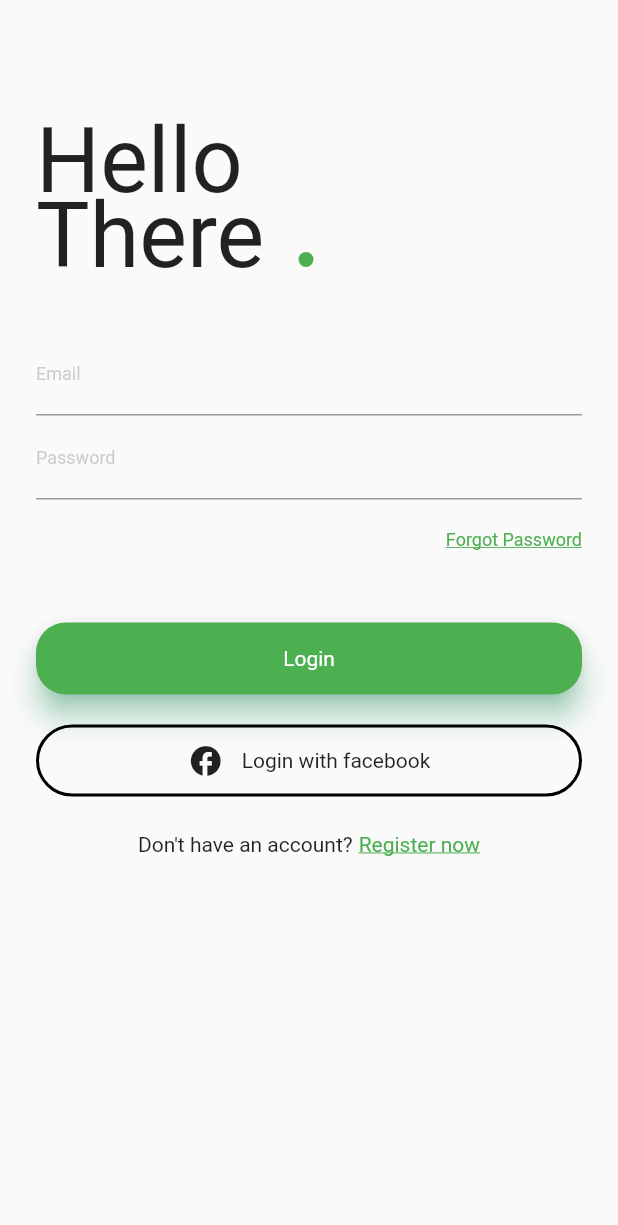
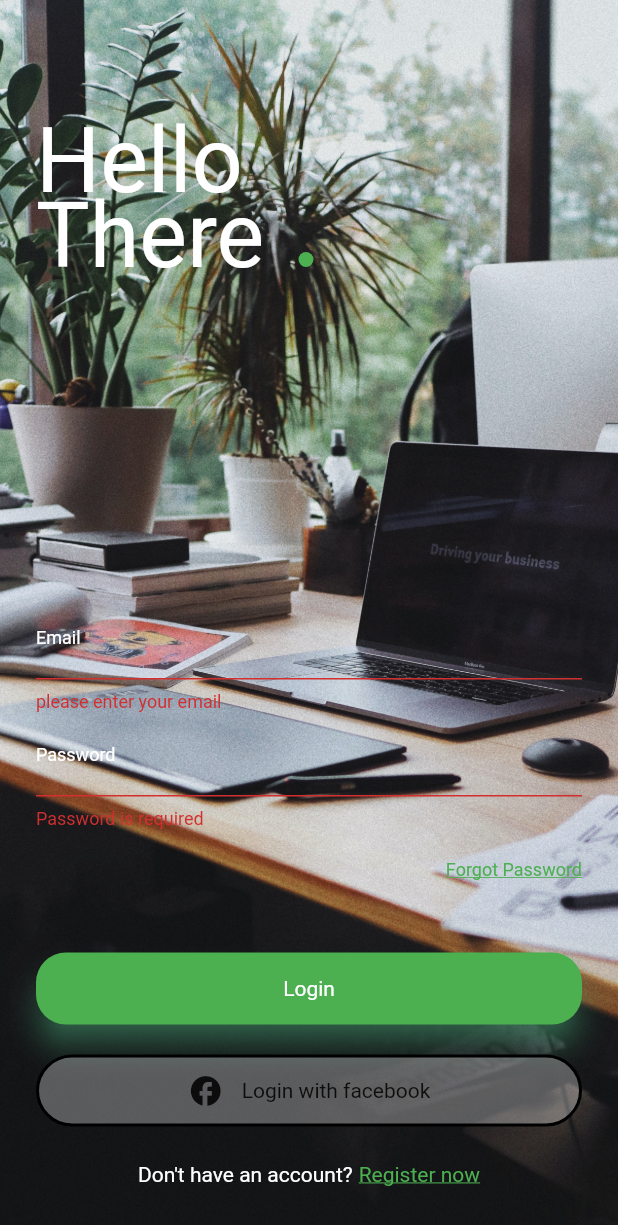
Before and after one commit to vedantxx/signin-app, a Flutter app: the screen it shows after launch, after a tap on "Login", on a phone screen of 412 x 824 dp. Shown: the top 1225 px of the screen. Run offline on Flutter 3.47's test engine with Material 2 defaults, Android fonts, the phone set to English and light mode, and no system bars; our stand-ins replace firebase_auth, firebase_core; accounts and stored records are empty; Roboto replaces fonts that are missing (Trueno).

Commit message:
Day 2 ; 8:10 pm

```diff
--- a/lib/main.dart
+++ b/lib/main.dart
@@ -1,6 +1,7 @@
 import 'package:flutter/material.dart';
 import 'package:firebase_core/firebase_core.dart';
 import 'package:signinapp/screens_ui/login_page.dart';
+import 'package:signinapp/services/authservice.dart';
 void main() async {
   WidgetsFlutterBinding.ensureInitialized();
   await Firebase.initializeApp();
@@ -26,7 +27,7 @@ class MyApp extends StatelessWidget {
         // is not restarted.
         primarySwatch: Colors.blue,
       ),
-      home: LoginPage(),
+      home: AuthService().handleAuth(),
     );
   }
 }
--- a/lib/screens_ui/login_page.dart
+++ b/lib/screens_ui/login_page.dart
@@ -1,4 +1,6 @@
 import 'package:flutter/material.dart';
+import 'package:signinapp/screens_ui/signup_page.dart';
+import 'package:signinapp/services/authservice.dart';
 
 class LoginPage extends StatefulWidget {
   // const LoginPage({Key key}) : super(key: key);
@@ -23,7 +25,7 @@ class _LoginPageState extends State<LoginPage> {
   }
 
   String validateEmail(String value){
-    String  pattern = r'^(?=.*?[A-Z])(?=.*?[a-z])(?=.*?[0-9])(?=.*?[!@#\$&*~]).{8,}$';
+    Pattern  pattern = r'^(?=.*?[A-Z])(?=.*?[a-z])(?=.*?[0-9])(?=.*?[!@#\$&*~]).{8,}$';
     RegExp regex = new RegExp(pattern);
     if(!regex.hasMatch(value))
       return 'Enter a valid email';
@@ -37,6 +39,11 @@ class _LoginPageState extends State<LoginPage> {
       body: Container(
         height: MediaQuery.of(context).size.height,
         width: MediaQuery.of(context).size.width,
+        decoration: BoxDecoration(
+          image: DecorationImage(image: AssetImage("assets/bgimgsignin.jpg"),
+              fit: BoxFit.cover
+          ),
+        ),
         child: Form(
           key: formKey,
           child: _buildLoginForm(),
@@ -59,6 +66,7 @@ class _LoginPageState extends State<LoginPage> {
                     "Hello",style: TextStyle(
                     fontSize: 60,
                     fontFamily: 'Trueno',
+                    color: Colors.white,
                   ),
                   ),
                   Positioned(
@@ -67,6 +75,7 @@ class _LoginPageState extends State<LoginPage> {
                     "There", style: TextStyle(
                     fontSize: 60,
                         fontFamily: 'Trueno',
+                        color: Colors.white,
                   ),
                   ),
                   ),
@@ -86,14 +95,19 @@ class _LoginPageState extends State<LoginPage> {
                 ],
               ),
             ),
-            SizedBox(height: 24,),
+            SizedBox(height: 200,),
             //email
             TextFormField(
+              style: TextStyle(color: Colors.white),
               decoration: InputDecoration(
                 labelText: 'Email',
+
+
+
                 labelStyle: TextStyle(
                   fontSize: 12,
-                  color: Colors.grey.withOpacity(0.5),
+                  // color: Colors.white.withOpacity(0.5),
+                  color: Colors.white,
                 ),
                 focusedBorder: UnderlineInputBorder(
                   borderSide: BorderSide(
@@ -101,19 +115,39 @@ class _LoginPageState extends State<LoginPage> {
                   ),
 
                 ),
+
               ),
               onChanged: (value) {
                 this.email = value;
               },
-              validator: (value) => value.isEmpty ? 'Email is required' : validateEmail(value),
+              // validator: (value) => value.isEmpty ? 'Email is required' : validateEmail(value),
+                validator: (value){
+                  Pattern pattern = r'^(([^<>()[\]\\.,;:\s@\"]+(\.[^<>()[\]\\.,;:\s@\"]+)*)|(\".+\"))@((\[[0-9]{1,3}\.[0-9]{1,3}\.[0-9]{1,3}\.[0-9]{1,3}\])|(([a-zA-Z\-0-9]+\.)+[a-zA-Z]{2,}))$';
+                  RegExp regex = new RegExp(pattern);
+                  // Null check
+                  if(value.isEmpty){
+                    return 'please enter your email';
+                  }
+                  // Valid email formatting check
+                  else if(!regex.hasMatch(value)){
+                    return 'Enter valid email address';
+                  }
+                  // success condition
+                  else {
+                    email = value;
+                  }
+                  return null;
+                }
             ),
             //password
             TextFormField(
+              style: TextStyle(color: Colors.white),
               decoration: InputDecoration(
                 labelText: 'Password',
                 labelStyle: TextStyle(
                   fontSize: 12,
-                  color: Colors.grey.withOpacity(0.5),
+                  // color: Colors.grey.withOpacity(0.5),
+                  color: Colors.white,
                 ),
                 focusedBorder: UnderlineInputBorder(
                   borderSide: BorderSide(
@@ -152,7 +186,9 @@ class _LoginPageState extends State<LoginPage> {
             SizedBox(height: 48,),
             GestureDetector(
               onTap: () {
-
+                if(checkFields()){
+                  AuthService().signIn(email, password, context);
+                }
               },
               child: Container(
                 height: 48,
@@ -180,7 +216,8 @@ class _LoginPageState extends State<LoginPage> {
               },
               child: Container(
                 height: 48,
-                color: Colors.transparent,
+
+
 
                 child: Container(
                   decoration: BoxDecoration(
@@ -189,7 +226,8 @@ class _LoginPageState extends State<LoginPage> {
                       style: BorderStyle.solid,
                       width: 2,
                     ),
-                    color: Colors.transparent,
+                    // color: Colors.transparent,
+                      color: Colors.white30,
                     borderRadius: BorderRadius.circular(24)
                   ),
                   child: Row(
@@ -216,11 +254,13 @@ class _LoginPageState extends State<LoginPage> {
             Row(
               mainAxisAlignment: MainAxisAlignment.center,
               children: [
-                Text("Don't have an account?"),
+                Text("Don't have an account?",style: TextStyle(
+                  color: Colors.white,
+                ),),
                 SizedBox(width: 4,),
                 InkWell(
                   onTap: () {
-
+                    Navigator.of(context).push(MaterialPageRoute(builder: (context) => SignUpPage()));
                   },
                   child: Text('Register now', style: TextStyle(
                     color: Colors.green,
--- /dev/null
+++ b/lib/services/authservice.dart
@@ -0,0 +1,40 @@
+import 'dart:math';
+
+import 'package:flutter/material.dart';
+import 'package:firebase_auth/firebase_auth.dart';
+import 'package:signinapp/screens_ui/home_page.dart';
+import 'package:signinapp/screens_ui/login_page.dart';
+import 'package:signinapp/services/error_handler.dart';
+
+class AuthService{
+  handleAuth() {
+    return StreamBuilder(
+      stream: FirebaseAuth.instance.authStateChanges(),
+      builder: (BuildContext context, snapshot) {
+        if(snapshot.hasData) {
+          return HomePage();
+        }
+        else {
+          return LoginPage();
+        }
+      },
+    );
+  }
+
+  signOut() {
+    FirebaseAuth.instance.signOut();
+  }
+
+  signIn(String email, String password, context) {
+    FirebaseAuth.instance.signInWithEmailAndPassword(email: email, password: password).then((val) {
+      print('sign in');
+    }).catchError((e) {
+      ErrorHandler().errorDialog(context, e);
+    });
+  }
+
+  signUp(String email,String password) {
+    return FirebaseAuth.instance.createUserWithEmailAndPassword(email: email, password: password);
+
+  }
+}
--- a/pubspec.yaml
+++ b/pubspec.yaml
@@ -49,6 +49,7 @@ flutter:
   # To add assets to your application, add an assets section, like this:
   assets:
    - assets/
+   - assets/bgimgsignin.jpg
    - assets/f-icon.png
    - assets/fimage.jpg
    - assets/facebook.png
```
Also changed, not shown: lib/screens_ui/home_page.dart (+28 -0 lines), lib/screens_ui/signup_page.dart (added, +280 -0 lines), lib/services/error_handler.dart (added, +39 -0 lines), assets/bgimgsignin.jpg (added).
